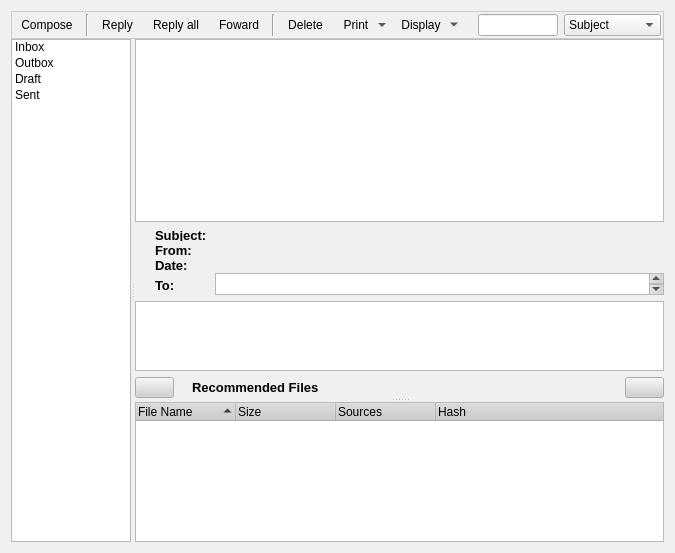
The window that retroshare-gui/src/gui/MessagesDialog.ui (RetroShare/RetroShare) describes before a commit, drawn with Qt 5.
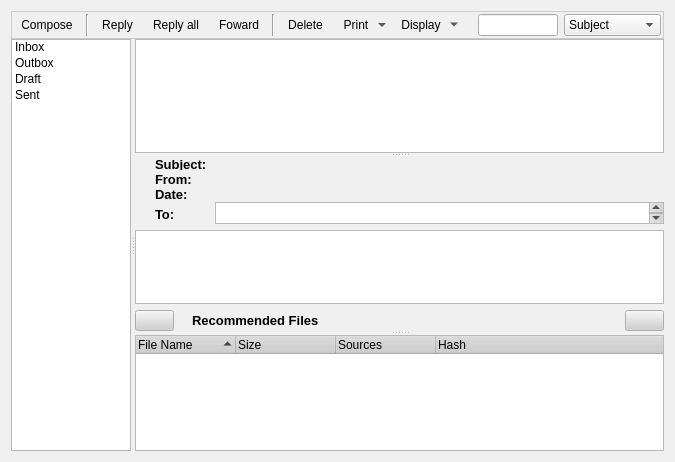
The same window after the commit. Icons and pictures are not drawn.

Commit message: fixed items not editable and added again a splitter

What changed in the file:
```diff
--- a/retroshare-gui/src/gui/MessagesDialog.ui
+++ b/retroshare-gui/src/gui/MessagesDialog.ui
@@ -7,7 +7,7 @@
     <x>0</x>
     <y>0</y>
     <width>675</width>
-    <height>553</height>
+    <height>462</height>
    </rect>
   </property>
   <property name="sizePolicy">
@@ -505,8 +505,8 @@
   <property name="contextMenuPolicy">
    <enum>Qt::DefaultContextMenu</enum>
   </property>
-  <layout class="QGridLayout" name="gridLayout_2">
-   <property name="verticalSpacing">
+  <layout class="QGridLayout" name="gridLayout_3">
+   <property name="spacing">
     <number>0</number>
    </property>
    <item row="0" column="0">
@@ -876,7 +876,7 @@
     </widget>
    </item>
    <item row="1" column="0">
-    <widget class="QSplitter" name="splitter_2">
+    <widget class="QSplitter" name="splitter_3">
      <property name="orientation">
       <enum>Qt::Horizontal</enum>
      </property>
@@ -963,9 +963,10 @@
       <property name="orientation">
        <enum>Qt::Vertical</enum>
       </property>
-      <widget class="QWidget" name="layoutWidget">
-       <layout class="QVBoxLayout">
-        <item>
+      <widget class="QSplitter" name="msgSplitter_2">
+       <property name="orientation">
+        <enum>Qt::Vertical</enum>
+       </property>
          <widget class="QTreeView" name="messagestreeView">
           <property name="font">
            <font>
@@ -982,8 +983,9 @@
            <bool>true</bool>
           </property>
          </widget>
-        </item>
-        <item>
+       <widget class="QWidget" name="layoutWidget">
+        <layout class="QGridLayout" name="gridLayout_2">
+         <item row="0" column="0">
          <layout class="QHBoxLayout">
           <property name="spacing">
            <number>6</number>
@@ -1265,7 +1267,7 @@
           </item>
          </layout>
         </item>
-        <item>
+         <item row="1" column="0">
          <widget class="QTextBrowser" name="msgText">
           <property name="sizePolicy">
            <sizepolicy hsizetype="Expanding" vsizetype="Expanding">
@@ -1278,7 +1280,7 @@
           </property>
          </widget>
         </item>
-        <item>
+         <item row="2" column="0">
          <layout class="QHBoxLayout">
           <item>
            <layout class="QGridLayout">
@@ -1367,6 +1369,7 @@
          </layout>
         </item>
        </layout>
+       </widget>
       </widget>
       <widget class="QTreeWidget" name="msgList">
        <property name="font">
```
Lines whose indentation alone changed are shown as unchanged. The commit also changes 1 other file.
